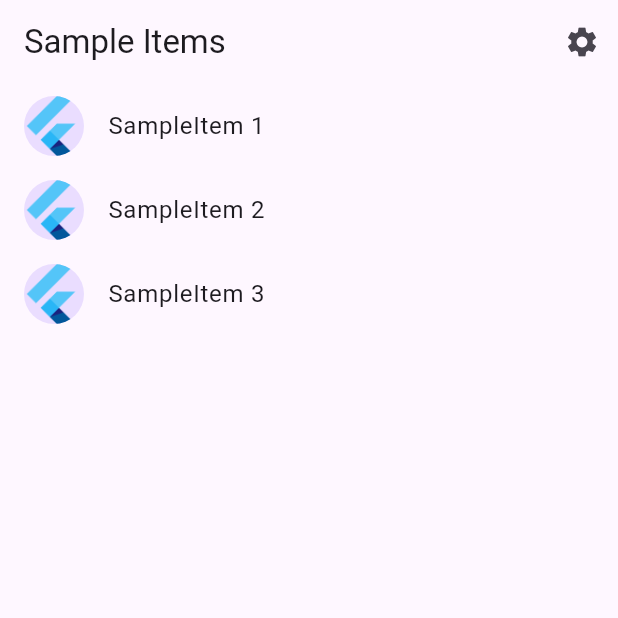
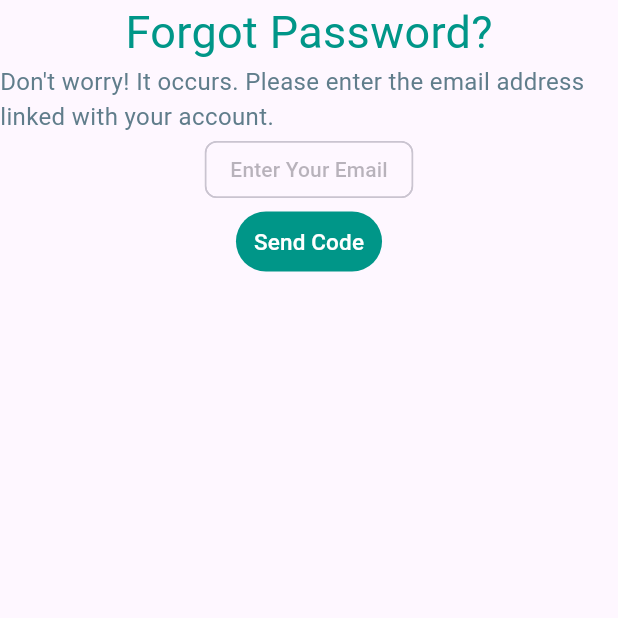
Before and after one commit to mhdaslamp/Scrapify, a Flutter app: the screen it shows after launch, on a phone screen of 412 x 824 dp, the top half of it. Run offline on Flutter 3.47's test engine with Material 3 defaults, Android fonts, the phone set to English and light mode, and no system bars.

Commit message:
Added welcome and forgot password page

```diff
--- a/lib/src/app.dart
+++ b/lib/src/app.dart
@@ -1,85 +1,82 @@
 import 'package:flutter/material.dart';
-import 'package:flutter_gen/gen_l10n/app_localizations.dart';
-import 'package:flutter_localizations/flutter_localizations.dart';
 
-import 'sample_feature/sample_item_details_view.dart';
-import 'sample_feature/sample_item_list_view.dart';
-import 'settings/settings_controller.dart';
-import 'settings/settings_view.dart';
+
 
 /// The Widget that configures your application.
 class MyApp extends StatelessWidget {
   const MyApp({
     super.key,
-    required this.settingsController,
   });
-
-  final SettingsController settingsController;
 
   @override
   Widget build(BuildContext context) {
-    // Glue the SettingsController to the MaterialApp.
-    //
-    // The ListenableBuilder Widget listens to the SettingsController for changes.
-    // Whenever the user updates their settings, the MaterialApp is rebuilt.
-    return ListenableBuilder(
-      listenable: settingsController,
-      builder: (BuildContext context, Widget? child) {
-        return MaterialApp(
-          // Providing a restorationScopeId allows the Navigator built by the
-          // MaterialApp to restore the navigation stack when a user leaves and
-          // returns to the app after it has been killed while running in the
-          // background.
-          restorationScopeId: 'app',
 
-          // Provide the generated AppLocalizations to the MaterialApp. This
-          // allows descendant Widgets to display the correct translations
-          // depending on the user's locale.
-          localizationsDelegates: const [
-            AppLocalizations.delegate,
-            GlobalMaterialLocalizations.delegate,
-            GlobalWidgetsLocalizations.delegate,
-            GlobalCupertinoLocalizations.delegate,
+
+    return MaterialApp(
+
+      home: ForgetPasswordPage()
+      );
+    }
+}
+
+
+class WelcomePage extends StatelessWidget {
+  const WelcomePage({
+    super.key,
+  });
+
+  @override
+  Widget build(BuildContext context) {
+    return Scaffold(
+        body: Column(
+        children:  [
+          Container(height: MediaQuery.of(context).size.height/2, decoration: BoxDecoration(
+            gradient: LinearGradient( colors: [
+              Colors.white,
+              Colors.green
+            ],begin: AlignmentDirectional.topCenter, end: Alignment.bottomCenter)
+          ),),
+          Column(
+              mainAxisAlignment: MainAxisAlignment.center,
+  crossAxisAlignment: CrossAxisAlignment.center,
+          children: [
+            Text("ScrapiFy", style: TextStyle(fontSize: 40, color: Colors.teal),),
+            TextButton(onPressed: null,style: ButtonStyle(backgroundColor: WidgetStateProperty.all<Color>(Colors.green),),child: Text("Login", style: TextStyle(fontSize: 15, color: Colors.white),)),
+            TextButton(onPressed: null, style: ButtonStyle(side: WidgetStateProperty.all<BorderSide>(BorderSide(width: 1, color: Colors.blueGrey) )), child: Text("Register", style: TextStyle(fontSize: 15, color: Colors.blueGrey),))
+
           ],
-          supportedLocales: const [
-            Locale('en', ''), // English, no country code
-          ],
+        ),]
+        )
 
-          // Use AppLocalizations to configure the correct application title
-          // depending on the user's locale.
-          //
-          // The appTitle is defined in .arb files found in the localization
-          // directory.
-          onGenerateTitle: (BuildContext context) =>
-              AppLocalizations.of(context)!.appTitle,
+      );
 
-          // Define a light and dark color theme. Then, read the user's
-          // preferred ThemeMode (light, dark, or system default) from the
-          // SettingsController to display the correct theme.
-          theme: ThemeData(),
-          darkTheme: ThemeData.dark(),
-          themeMode: settingsController.themeMode,
-
-          // Define a function to handle named routes in order to support
-          // Flutter web url navigation and deep linking.
-          onGenerateRoute: (RouteSettings routeSettings) {
-            return MaterialPageRoute<void>(
-              settings: routeSettings,
-              builder: (BuildContext context) {
-                switch (routeSettings.name) {
-                  case SettingsView.routeName:
-                    return SettingsView(controller: settingsController);
-                  case SampleItemDetailsView.routeName:
-                    return const SampleItemDetailsView();
-                  case SampleItemListView.routeName:
-                  default:
-                    return const SampleItemListView();
-                }
-              },
-            );
-          },
-        );
-      },
-    );
   }
 }
+
+class ForgetPasswordPage extends StatelessWidget {
+  const ForgetPasswordPage({
+    super.key,
+  });
+
+  @override
+  Widget build(BuildContext context) {
+    return Scaffold(
+        body: Center(
+        child:
+          Column(
+            mainAxisAlignment: MainAxisAlignment.start,
+            crossAxisAlignment: CrossAxisAlignment.center,
+            children: [
+              Text("Forgot Password?", style: TextStyle(fontSize: 30, color: Colors.teal),),
+              Text("Don't worry! It occurs. Please enter the email address linked with your account.", style: TextStyle(fontSize: 16, color: Colors.blueGrey),),
+              InputChip(label: Text("Enter Your Email")),
+              TextButton(onPressed: null, style: ButtonStyle(backgroundColor: WidgetStateProperty.all<Color>(Colors.teal )), child: Text("Send Code", style: TextStyle(fontSize: 15, color: Colors.white),))
+
+            ],
+        ),
+        )
+
+      );
+
+  }
+}
--- a/lib/src/sample_feature/sample_item.dart
+++ /dev/null
@@ -1,6 +0,0 @@
-/// A placeholder class that represents an entity or model.
-class SampleItem {
-  const SampleItem(this.id);
-
-  final int id;
-}
--- a/lib/src/sample_feature/sample_item_list_view.dart
+++ /dev/null
@@ -1,71 +0,0 @@
-import 'package:flutter/material.dart';
-
-import '../settings/settings_view.dart';
-import 'sample_item.dart';
-import 'sample_item_details_view.dart';
-
-/// Displays a list of SampleItems.
-class SampleItemListView extends StatelessWidget {
-  const SampleItemListView({
-    super.key,
-    this.items = const [SampleItem(1), SampleItem(2), SampleItem(3)],
-  });
-
-  static const routeName = '/';
-
-  final List<SampleItem> items;
-
-  @override
-  Widget build(BuildContext context) {
-    return Scaffold(
-      appBar: AppBar(
-        title: const Text('Sample Items'),
-        actions: [
-          IconButton(
-            icon: const Icon(Icons.settings),
-            onPressed: () {
-              // Navigate to the settings page. If the user leaves and returns
-              // to the app after it has been killed while running in the
-              // background, the navigation stack is restored.
-              Navigator.restorablePushNamed(context, SettingsView.routeName);
-            },
-          ),
-        ],
-      ),
-
-      // To work with lists that may contain a large number of items, it’s best
-      // to use the ListView.builder constructor.
-      //
-      // In contrast to the default ListView constructor, which requires
-      // building all Widgets up front, the ListView.builder constructor lazily
-      // builds Widgets as they’re scrolled into view.
-      body: ListView.builder(
-        // Providing a restorationId allows the ListView to restore the
-        // scroll position when a user leaves and returns to the app after it
-        // has been killed while running in the background.
-        restorationId: 'sampleItemListView',
-        itemCount: items.length,
-        itemBuilder: (BuildContext context, int index) {
-          final item = items[index];
-
-          return ListTile(
-            title: Text('SampleItem ${item.id}'),
-            leading: const CircleAvatar(
-              // Display the Flutter Logo image asset.
-              foregroundImage: AssetImage('assets/images/flutter_logo.png'),
-            ),
-            onTap: () {
-              // Navigate to the details page. If the user leaves and returns to
-              // the app after it has been killed while running in the
-              // background, the navigation stack is restored.
-              Navigator.restorablePushNamed(
-                context,
-                SampleItemDetailsView.routeName,
-              );
-            }
-          );
-        },
-      ),
-    );
-  }
-}
--- a/lib/src/settings/settings_controller.dart
+++ /dev/null
@@ -1,50 +0,0 @@
-import 'package:flutter/material.dart';
-
-import 'settings_service.dart';
-
-/// A class that many Widgets can interact with to read user settings, update
-/// user settings, or listen to user settings changes.
-///
-/// Controllers glue Data Services to Flutter Widgets. The SettingsController
-/// uses the SettingsService to store and retrieve user settings.
-class SettingsController with ChangeNotifier {
-  SettingsController(this._settingsService);
-
-  // Make SettingsService a private variable so it is not used directly.
-  final SettingsService _settingsService;
-
-  // Make ThemeMode a private variable so it is not updated directly without
-  // also persisting the changes with the SettingsService.
-  late ThemeMode _themeMode;
-
-  // Allow Widgets to read the user's preferred ThemeMode.
-  ThemeMode get themeMode => _themeMode;
-
-  /// Load the user's settings from the SettingsService. It may load from a
-  /// local database or the internet. The controller only knows it can load the
-  /// settings from the service.
-  Future<void> loadSettings() async {
-    _themeMode = await _settingsService.themeMode();
-
-    // Important! Inform listeners a change has occurred.
-    notifyListeners();
-  }
-
-  /// Update and persist the ThemeMode based on the user's selection.
-  Future<void> updateThemeMode(ThemeMode? newThemeMode) async {
-    if (newThemeMode == null) return;
-
-    // Do not perform any work if new and old ThemeMode are identical
-    if (newThemeMode == _themeMode) return;
-
-    // Otherwise, store the new ThemeMode in memory
-    _themeMode = newThemeMode;
-
-    // Important! Inform listeners a change has occurred.
-    notifyListeners();
-
-    // Persist the changes to a local database or the internet using the
-    // SettingService.
-    await _settingsService.updateThemeMode(newThemeMode);
-  }
-}
--- a/lib/src/settings/settings_service.dart
+++ /dev/null
@@ -1,17 +0,0 @@
-import 'package:flutter/material.dart';
-
-/// A service that stores and retrieves user settings.
-///
-/// By default, this class does not persist user settings. If you'd like to
-/// persist the user settings locally, use the shared_preferences package. If
-/// you'd like to store settings on a web server, use the http package.
-class SettingsService {
-  /// Loads the User's preferred ThemeMode from local or remote storage.
-  Future<ThemeMode> themeMode() async => ThemeMode.system;
-
-  /// Persists the user's preferred ThemeMode to local or remote storage.
-  Future<void> updateThemeMode(ThemeMode theme) async {
-    // Use the shared_preferences package to persist settings locally or the
-    // http package to persist settings over the network.
-  }
-}
--- a/lib/src/settings/settings_view.dart
+++ /dev/null
@@ -1,51 +0,0 @@
-import 'package:flutter/material.dart';
-
-import 'settings_controller.dart';
-
-/// Displays the various settings that can be customized by the user.
-///
-/// When a user changes a setting, the SettingsController is updated and
-/// Widgets that listen to the SettingsController are rebuilt.
-class SettingsView extends StatelessWidget {
-  const SettingsView({super.key, required this.controller});
-
-  static const routeName = '/settings';
-
-  final SettingsController controller;
-
-  @override
-  Widget build(BuildContext context) {
-    return Scaffold(
-      appBar: AppBar(
-        title: const Text('Settings'),
-      ),
-      body: Padding(
-        padding: const EdgeInsets.all(16),
-        // Glue the SettingsController to the theme selection DropdownButton.
-        //
-        // When a user selects a theme from the dropdown list, the
-        // SettingsController is updated, which rebuilds the MaterialApp.
-        child: DropdownButton<ThemeMode>(
-          // Read the selected themeMode from the controller
-          value: controller.themeMode,
-          // Call the updateThemeMode method any time the user selects a theme.
-          onChanged: controller.updateThemeMode,
-          items: const [
-            DropdownMenuItem(
-              value: ThemeMode.system,
-              child: Text('System Theme'),
-            ),
-            DropdownMenuItem(
-              value: ThemeMode.light,
-              child: Text('Light Theme'),
-            ),
-            DropdownMenuItem(
-              value: ThemeMode.dark,
-              child: Text('Dark Theme'),
-            )
-          ],
-        ),
-      ),
-    );
-  }
-}
```
Also changed, not shown: lib/main.dart (+1 -11 lines), lib/src/sample_feature/sample_item_details_view.dart (deleted, +0 -20 lines).
